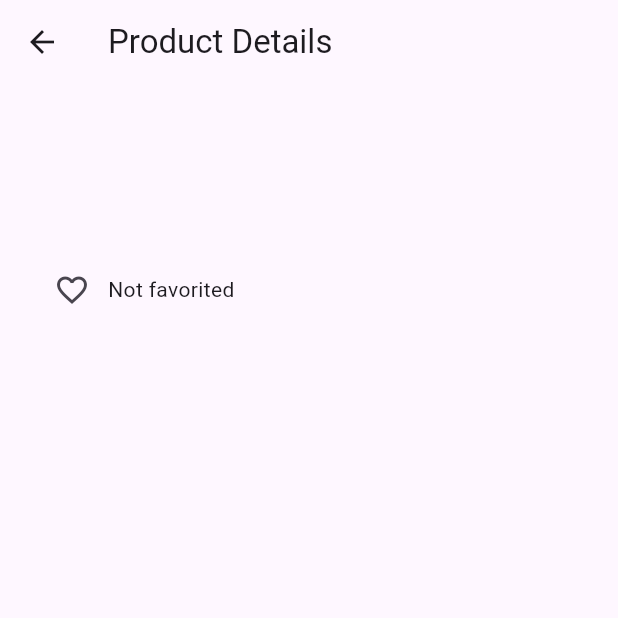
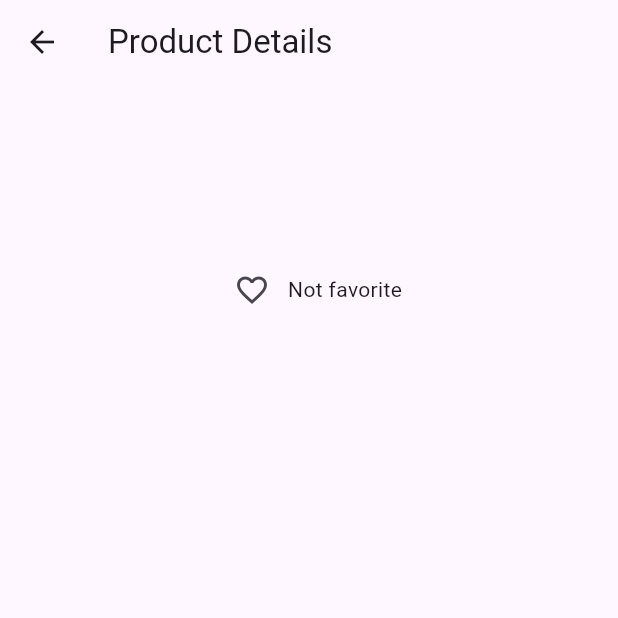
Before and after one commit to Stanislav-Petkov/flutter_architectures_and_state_management_projects, a Flutter app: the ProductDetailsPage screen opened directly with empty values, after a tap on the "favorite outline" icon, on a phone screen of 412 x 824 dp, the top half of it. Run offline on Flutter 3.47's test engine with Material 3 defaults, Android fonts, the phone set to English and light mode, and no system bars; our stand-ins replace auto_route, bloc, dart_mappable, dio, equatable, flutter_bloc and 4 more; generated files the repository leaves out were written again.

Commit message:
refactor: wrap product details in BlocBuilder for reactive UI updates

```diff
--- a/products/lib/feature/products/presentation/pages/product_details_page.dart
+++ b/products/lib/feature/products/presentation/pages/product_details_page.dart
@@ -9,38 +9,48 @@ class ProductDetailsPage extends StatelessWidget {
 
   @override
   Widget build(BuildContext context) {
-    final cubit = context.read<ProductListCubit>();
-    final current = cubit.state.products
-        .firstWhere((p) => p.id == product.id, orElse: () => product);
+    // final cubit = context.read<ProductListCubit>();
+    // final current = cubit.state.products
+    // .firstWhere((p) => p.id == product.id, orElse: () => product);
     return Scaffold(
       appBar: AppBar(
         title: const Text('Product Details'),
       ),
       body: Padding(
         padding: const EdgeInsets.all(24.0),
-        child: Column(
+        child: BlocBuilder<ProductListCubit, ProductListState>(
+          builder: (context, state) {
+            final current = state.products
+                .firstWhere((p) => p.id == product.id, orElse: () => product);
+            return Column(
               crossAxisAlignment: CrossAxisAlignment.start,
               children: [
-            Text(current.title, style: Theme.of(context).textTheme.titleLarge),
+                Text(current.title,
+                    style: Theme.of(context).textTheme.titleLarge),
                 const SizedBox(height: 16),
                 Text(current.description,
                     style: Theme.of(context).textTheme.bodyMedium),
                 const SizedBox(height: 24),
                 Row(
+                  mainAxisAlignment: MainAxisAlignment.center,
                   children: [
                     IconButton(
                       icon: Icon(
-                    current.isFavorite ? Icons.favorite : Icons.favorite_border,
+                        current.isFavorite
+                            ? Icons.favorite
+                            : Icons.favorite_border,
                         color: current.isFavorite ? Colors.red : null,
                       ),
                       onPressed: () {
-                    cubit.toggleFavorite(current.id);
+                        context.read<ProductListCubit>().toggleFavorite(current.id);
                       },
                     ),
-                Text(current.isFavorite ? 'Favorited' : 'Not favorited'),
+                    Text(current.isFavorite ? 'Favorite' : 'Not favorite'),
                   ],
                 ),
               ],
+            );
+          },
         ),
       ),
     );
--- a/products/lib/feature/products/presentation/pages/product_grid_page.dart
+++ b/products/lib/feature/products/presentation/pages/product_grid_page.dart
@@ -1,7 +1,7 @@
 import 'package:flutter/material.dart';
 import 'package:flutter_bloc/flutter_bloc.dart';
 import 'package:products/feature/products/presentation/cubit/product_list_cubit.dart';
-import 'package:products/feature/products/presentation/components/product_tile.dart';
+import 'package:products/feature/products/presentation/widgets/product_tile.dart';
 
 class ProductGridPage extends StatefulWidget {
   const ProductGridPage({super.key});
```
Also changed, not shown: products/lib/feature/products/presentation/widgets/favorite_icon.dart (renamed from products/lib/feature/products/presentation/components/favorite_icon.dart), products/lib/feature/products/presentation/widgets/product_tile.dart (renamed from products/lib/feature/products/presentation/components/product_tile.dart). Lines whose indentation alone changed are shown as unchanged.
